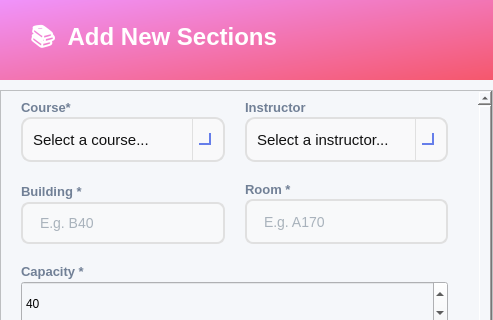
First picture: the form in app_ui/admin_ui/submenus_ui/add_sections_dialog.ui, repository Yasser-Daffa/ECE-Course-Registeration, before the edit; both pictures show x 0 to 493 and y 0 to 320 of the 493 by 701 pixel window.
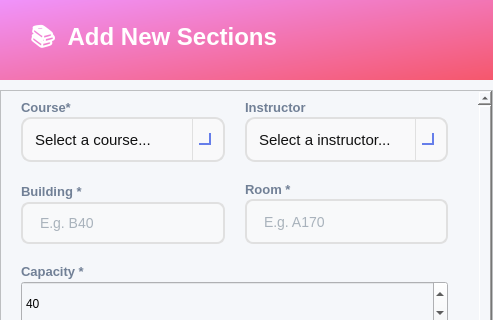
Second picture: the form after the edit.

Diff of the .ui file:
```diff
--- a/app_ui/admin_ui/submenus_ui/add_sections_dialog.ui
+++ b/app_ui/admin_ui/submenus_ui/add_sections_dialog.ui
@@ -284,6 +284,9 @@
     border: 2px solid #FF4A4A;
 }</string>
              </property>
+             <property name="editable">
+              <bool>true</bool>
+             </property>
              <item>
               <property name="text">
                <string>Select a course...</string>
@@ -396,6 +399,9 @@
     border: 2px solid #FF4A4A;
 }</string>
              </property>
+             <property name="editable">
+              <bool>true</bool>
+             </property>
              <property name="currentText">
               <string>Select a instructor...</string>
              </property>
```
Left out of the diff: 11 changed lines with no effect on the pictures.
